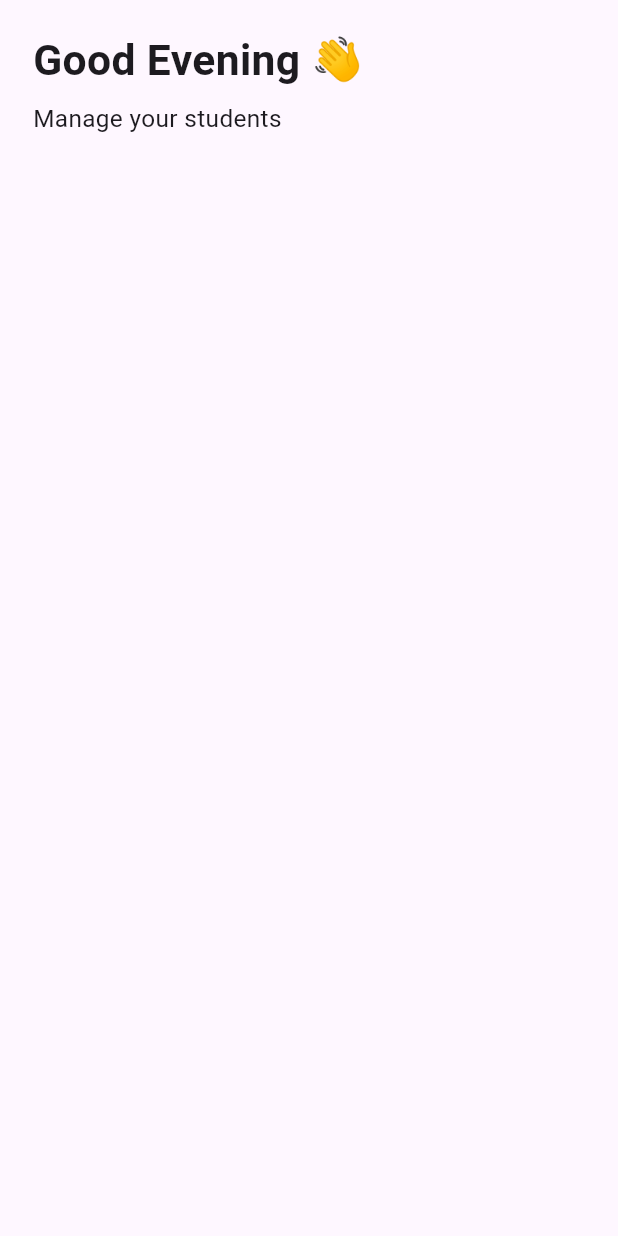
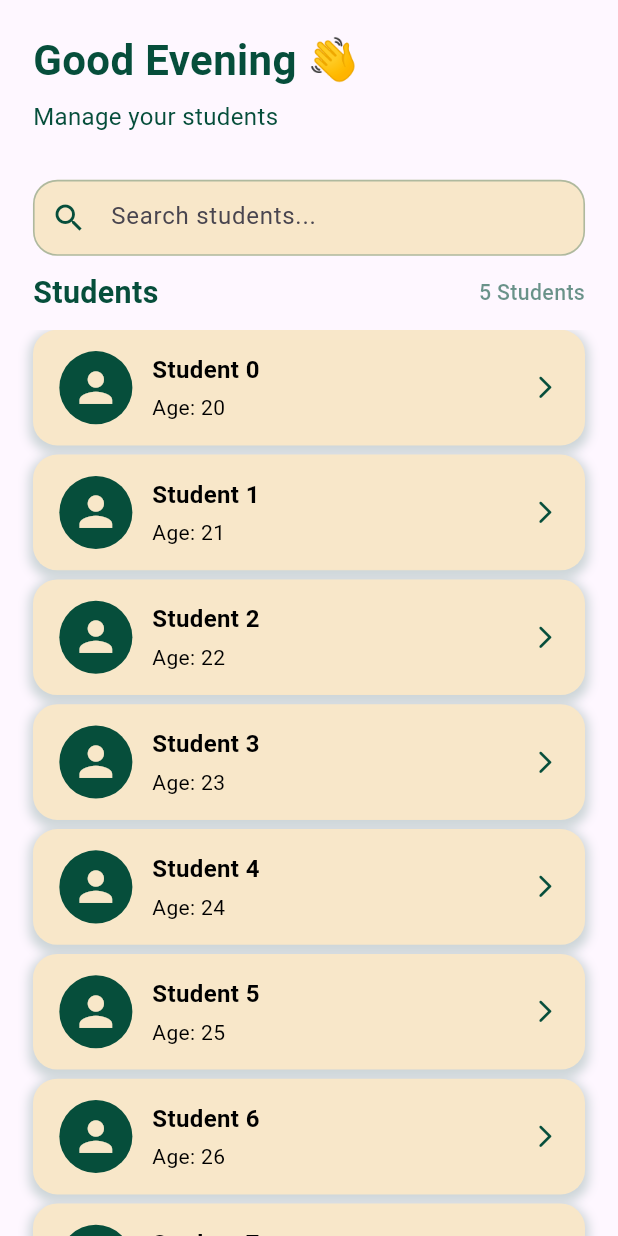
Before and after one commit to AhmedMaresh/my_student_app, a Flutter app: the screen it shows after launch, on a phone screen of 412 x 824 dp. Run offline on Flutter 3.47's test engine with Material 3 defaults, Android fonts, the phone set to English and light mode, and no system bars; our stand-ins replace flutter_screenutil.

Commit message:
add extension and spacing file in helper folder. add routing folder. add themes folder. finish students UI with list view, animation, and search box. create student details screen

```diff
--- /dev/null
+++ b/lib/core/helpers/extensions.dart
@@ -0,0 +1,26 @@
+import 'package:flutter/material.dart';
+
+extension Navigation on BuildContext {
+  Future<dynamic> pushNamed(String routeName, {Object? arguments}) {
+    return Navigator.of(this).pushNamed(routeName, arguments: arguments);
+  }
+
+  Future<dynamic> pushReplacementNamed(String routeName, {Object? arguments}) {
+    return Navigator.of(
+      this,
+    ).pushReplacementNamed(routeName, arguments: arguments);
+  }
+
+  Future<dynamic> pushNamedAndRemoveUntil(
+    String routeName, {
+    Object? arguments,
+  }) {
+    return Navigator.of(this).pushNamedAndRemoveUntil(
+      routeName,
+      (route) => false,
+      arguments: arguments,
+    );
+  }
+
+  void pop() => Navigator.of(this).pop();
+}
--- /dev/null
+++ b/lib/core/helpers/spacing.dart
@@ -0,0 +1,10 @@
+import 'package:flutter/material.dart';
+import 'package:flutter_screenutil/flutter_screenutil.dart';
+
+SizedBox verticalSpace(double height) {
+  return SizedBox(height: height.h);
+}
+
+SizedBox horizontalSpace(double width) {
+  return SizedBox(width: width.w);
+}
--- /dev/null
+++ b/lib/core/routing/app_router.dart
@@ -0,0 +1,23 @@
+import 'package:flutter/material.dart';
+import 'package:my_student_app/core/routing/routes.dart';
+import 'package:my_student_app/features/manage_student/ui/student_details_screen.dart';
+import 'package:my_student_app/features/manage_student/ui/student_screen.dart';
+
+class AppRouter {
+  Route? generateRoute(RouteSettings settings) {
+    switch (settings.name) {
+      case Routes.studentsScreen:
+        return MaterialPageRoute(builder: (_) => const StudentsScreen());
+      case Routes.studentDetailsScreen:
+        final args = settings.arguments as Map<String, dynamic>?;
+        return MaterialPageRoute(
+          builder: (_) => StudentDetailsScreen(
+            name: args?['name'] ?? 'Unknown',
+            age: args?['age'] ?? 0,
+          ),
+        );
+      default:
+        return null;
+    }
+  }
+}
--- /dev/null
+++ b/lib/core/routing/routes.dart
@@ -0,0 +1,4 @@
+class Routes {
+  static const String studentsScreen = '/students';
+  static const String studentDetailsScreen = '/student-details';
+}
--- /dev/null
+++ b/lib/core/themes/colors_manager.dart
@@ -0,0 +1,6 @@
+import 'package:flutter/material.dart';
+
+class ColorsManager {
+  static const Color darkGreen = Color(0xFF064E3B);
+  static const Color beige = Color(0xFFF8E7C9);
+}
--- /dev/null
+++ b/lib/core/themes/styles.dart
@@ -0,0 +1,26 @@
+import 'package:flutter/material.dart';
+import 'package:my_student_app/core/themes/colors_manager.dart';
+
+class Styles {
+  static TextStyle font28DarkGreenBold = const TextStyle(
+    fontSize: 28,
+    fontWeight: FontWeight.bold,
+    color: ColorsManager.darkGreen,
+  );
+
+  static TextStyle font16BlackBold = const TextStyle(
+    fontSize: 16,
+    fontWeight: FontWeight.bold,
+    color: Colors.black,
+  );
+
+  static TextStyle font16DarkGreenRegular = const TextStyle(
+    fontSize: 16,
+    color: ColorsManager.darkGreen,
+  );
+
+  static TextStyle font14BlackRegular = const TextStyle(
+    fontSize: 14,
+    color: Colors.black,
+  );
+}
--- /dev/null
+++ b/lib/features/manage_student/ui/student_details_screen.dart
@@ -0,0 +1,19 @@
+import 'package:flutter/material.dart';
+
+class StudentDetailsScreen extends StatelessWidget {
+  final String name;
+  final int age;
+  const StudentDetailsScreen({
+    super.key,
+    required this.name,
+    required this.age,
+  });
+
+  @override
+  Widget build(BuildContext context) {
+    return Scaffold(
+      appBar: AppBar(title: const Text('Student Details')),
+      body: const Center(child: Text('Student Details Screen')),
+    );
+  }
+}
--- a/lib/features/manage_student/ui/student_screen.dart
+++ b/lib/features/manage_student/ui/student_screen.dart
@@ -1,5 +1,9 @@
 import 'package:flutter/material.dart';
-import 'package:my_student_app/features/manage_student/ui/widgets/greeting_header.dart';
+import 'package:my_student_app/core/helpers/spacing.dart';
+import 'package:my_student_app/features/manage_student/ui/widgets/student_screen/greeting_header.dart';
+import 'package:my_student_app/features/manage_student/ui/widgets/student_screen/student_card_list_view.dart';
+import 'package:my_student_app/features/manage_student/ui/widgets/student_screen/student_search_bar.dart';
+import 'package:my_student_app/features/manage_student/ui/widgets/student_screen/student_section_header.dart';
 
 class StudentsScreen extends StatelessWidget {
   const StudentsScreen({super.key});
@@ -8,7 +12,18 @@ class StudentsScreen extends StatelessWidget {
   Widget build(BuildContext context) {
     return Scaffold(
       body: SafeArea(
-        child: Column(children: [GreetingHeader(), SizedBox(height: 20)]),
+        child: Column(
+          crossAxisAlignment: CrossAxisAlignment.start,
+          children: [
+            const GreetingHeader(),
+            verticalSpace(10),
+            const StudentSearchBar(),
+            verticalSpace(10),
+            const StudentsSectionHeader(studentCount: 5),
+            verticalSpace(10),
+            const Expanded(child: StudentCardListView()),
+          ],
+        ),
       ),
     );
   }
--- a/lib/features/manage_student/ui/widgets/greeting_header.dart
+++ b/lib/features/manage_student/ui/widgets/student_screen/greeting_header.dart
@@ -1,5 +1,7 @@
 import 'package:flutter/material.dart';
 import 'package:flutter_screenutil/flutter_screenutil.dart';
+import 'package:my_student_app/core/helpers/spacing.dart';
+import 'package:my_student_app/core/themes/styles.dart';
 
 class GreetingHeader extends StatelessWidget {
   const GreetingHeader({super.key});
@@ -11,12 +13,9 @@ class GreetingHeader extends StatelessWidget {
       child: Column(
         crossAxisAlignment: CrossAxisAlignment.start,
         children: [
-          Text(
-            'Good Evening 👋',
-            style: TextStyle(fontSize: 28.sp, fontWeight: FontWeight.bold),
-          ),
-          SizedBox(height: 6.h),
-          Text('Manage your students', style: TextStyle(fontSize: 16.sp)),
+          Text('Good Evening 👋', style: Styles.font28DarkGreenBold),
+          verticalSpace(6),
+          Text('Manage your students', style: Styles.font16DarkGreenRegular),
         ],
       ),
     );
--- /dev/null
+++ b/lib/features/manage_student/ui/widgets/student_screen/student_card.dart
@@ -0,0 +1,79 @@
+import 'package:flutter/material.dart';
+import 'package:flutter_screenutil/flutter_screenutil.dart';
+import 'package:my_student_app/core/helpers/extensions.dart';
+import 'package:my_student_app/core/helpers/spacing.dart';
+import 'package:my_student_app/core/routing/routes.dart';
+import 'package:my_student_app/core/themes/colors_manager.dart';
+import 'package:my_student_app/core/themes/styles.dart';
+
+class StudentCard extends StatelessWidget {
+  final String name;
+  final int age;
+
+  const StudentCard({super.key, required this.name, required this.age});
+
+  @override
+  Widget build(BuildContext context) {
+    return Container(
+      margin: EdgeInsets.symmetric(horizontal: 20.w),
+      decoration: BoxDecoration(
+        color: ColorsManager.beige,
+        borderRadius: BorderRadius.circular(16.r),
+        boxShadow: [
+          BoxShadow(
+            color: ColorsManager.darkGreen.withValues(alpha: 0.2),
+            spreadRadius: 2,
+            blurRadius: 5,
+            offset: const Offset(0, 3),
+          ),
+        ],
+      ),
+      child: Material(
+        color: Colors.transparent,
+        borderRadius: BorderRadius.circular(16.r),
+        clipBehavior: Clip.antiAlias,
+        child: InkWell(
+          borderRadius: BorderRadius.circular(16.r),
+          onTap: () {
+            context.pushNamed(
+              Routes.studentDetailsScreen,
+              arguments: {'name': name, 'age': age},
+            );
+          },
+          child: Padding(
+            padding: EdgeInsets.symmetric(horizontal: 16.w, vertical: 14.h),
+            child: Row(
+              children: [
+                CircleAvatar(
+                  radius: 24.r,
+                  backgroundColor: ColorsManager.darkGreen,
+                  child: Icon(
+                    Icons.person,
+                    color: ColorsManager.beige,
+                    size: 32.sp,
+                  ),
+                ),
+                horizontalSpace(12),
+                Expanded(
+                  child: Column(
+                    crossAxisAlignment: CrossAxisAlignment.start,
+                    children: [
+                      Text(name, style: Styles.font16BlackBold),
+                      verticalSpace(4),
+                      Text('Age: $age', style: Styles.font14BlackRegular),
+                    ],
+                  ),
+                ),
+                Icon(
+                  Icons.arrow_forward_ios_rounded,
+                  size: 18.sp,
+                  color: ColorsManager.darkGreen,
+                ),
+              ],
+            ),
+          ),
+        ),
+      ),
+    );
+  }
+}
--- /dev/null
+++ b/lib/features/manage_student/ui/widgets/student_screen/student_card_list_view.dart
@@ -0,0 +1,33 @@
+import 'package:flutter/material.dart';
+import 'package:flutter_screenutil/flutter_screenutil.dart';
+import 'package:my_student_app/features/manage_student/ui/widgets/student_screen/student_card.dart';
+
+class StudentCardListView extends StatelessWidget {
+  const StudentCardListView({super.key});
+
+  @override
+  Widget build(BuildContext context) {
+    return ListView.builder(
+      itemCount: 10,
+      itemBuilder: (context, index) {
+        return TweenAnimationBuilder<double>(
+          tween: Tween(begin: 0.5, end: 1),
+          duration: Duration(milliseconds: 500 + (index * 200)),
+          builder: (context, value, child) {
+            return Opacity(
+              opacity: value,
+              child: Transform.translate(
+                offset: Offset(0, 40 * (1 - value)),
+                child: child,
+              ),
+            );
+          },
+          child: Padding(
+            padding: EdgeInsets.only(bottom: 6.h),
+            child: StudentCard(name: 'Student $index', age: 20 + index),
+          ),
+        );
+      },
+    );
+  }
+}
--- /dev/null
+++ b/lib/features/manage_student/ui/widgets/student_screen/student_search_bar.dart
@@ -0,0 +1,41 @@
+import 'package:flutter/material.dart';
+import 'package:flutter_screenutil/flutter_screenutil.dart';
+import 'package:my_student_app/core/themes/colors_manager.dart';
+
+class StudentSearchBar extends StatelessWidget {
+  const StudentSearchBar({super.key});
+
+  @override
+  Widget build(BuildContext context) {
+    return Container(
+      height: 50.h,
+      margin: EdgeInsets.symmetric(horizontal: 20.w),
+      decoration: BoxDecoration(
+        color: ColorsManager.beige,
+        borderRadius: BorderRadius.circular(16.r),
+      ),
+      child: TextField(
+        cursorColor: ColorsManager.darkGreen,
+        decoration: InputDecoration(
+          //Focused border for the search bar
+          focusedBorder: OutlineInputBorder(
+            borderRadius: BorderRadius.circular(16.r),
+            borderSide: BorderSide(color: ColorsManager.darkGreen, width: 1.w),
+          ),
+          //Enabled border for the search bar
+          enabledBorder: OutlineInputBorder(
+            borderRadius: BorderRadius.circular(16.r),
+            borderSide: BorderSide(
+              color: ColorsManager.darkGreen.withValues(alpha: 0.3),
+              width: 1.w,
+            ),
+          ),
+          hintText: 'Search students...',
+          prefixIcon: Icon(Icons.search, color: ColorsManager.darkGreen),
+          border: InputBorder.none,
+          contentPadding: EdgeInsets.symmetric(vertical: 15.h),
+        ),
+      ),
+    );
+  }
+}
--- /dev/null
+++ b/lib/features/manage_student/ui/widgets/student_screen/student_section_header.dart
@@ -0,0 +1,40 @@
+import 'package:flutter/material.dart';
+import 'package:flutter_screenutil/flutter_screenutil.dart';
+
+import 'package:my_student_app/core/themes/colors_manager.dart';
+
+class StudentsSectionHeader extends StatelessWidget {
+  final int studentCount;
+
+  const StudentsSectionHeader({super.key, required this.studentCount});
+
+  @override
+  Widget build(BuildContext context) {
+    return Padding(
+      padding: EdgeInsets.symmetric(horizontal: 20.w),
+      child: Row(
+        children: [
+          Text(
+            'Students',
+            style: TextStyle(
+              fontSize: 20.sp,
+              fontWeight: FontWeight.bold,
+              color: ColorsManager.darkGreen,
+            ),
+          ),
+
+          const Spacer(),
+
+          Text(
+            '$studentCount Students',
+            style: TextStyle(
+              fontSize: 14.sp,
+              fontWeight: FontWeight.w500,
+              color: ColorsManager.darkGreen.withValues(alpha: 0.6),
+            ),
+          ),
+        ],
+      ),
+    );
+  }
+}
--- a/lib/main.dart
+++ b/lib/main.dart
@@ -1,6 +1,7 @@
 import 'package:flutter/material.dart';
 import 'package:flutter_screenutil/flutter_screenutil.dart';
-import 'package:my_student_app/features/manage_student/ui/student_screen.dart';
+import 'package:my_student_app/core/routing/app_router.dart';
+import 'package:my_student_app/core/routing/routes.dart';
 
 void main() {
   runApp(const StudentApp());
@@ -17,7 +18,8 @@ class StudentApp extends StatelessWidget {
       splitScreenMode: true,
       child: MaterialApp(
         debugShowCheckedModeBanner: false,
-        home: StudentsScreen(),
+        initialRoute: Routes.studentsScreen,
+        onGenerateRoute: AppRouter().generateRoute,
       ),
     );
   }
```
